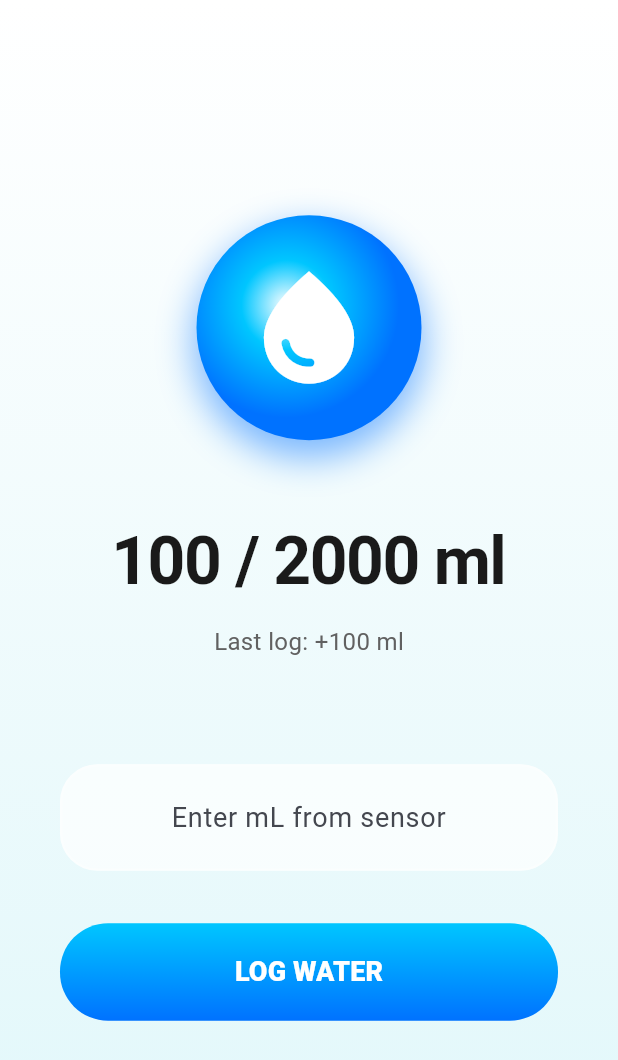
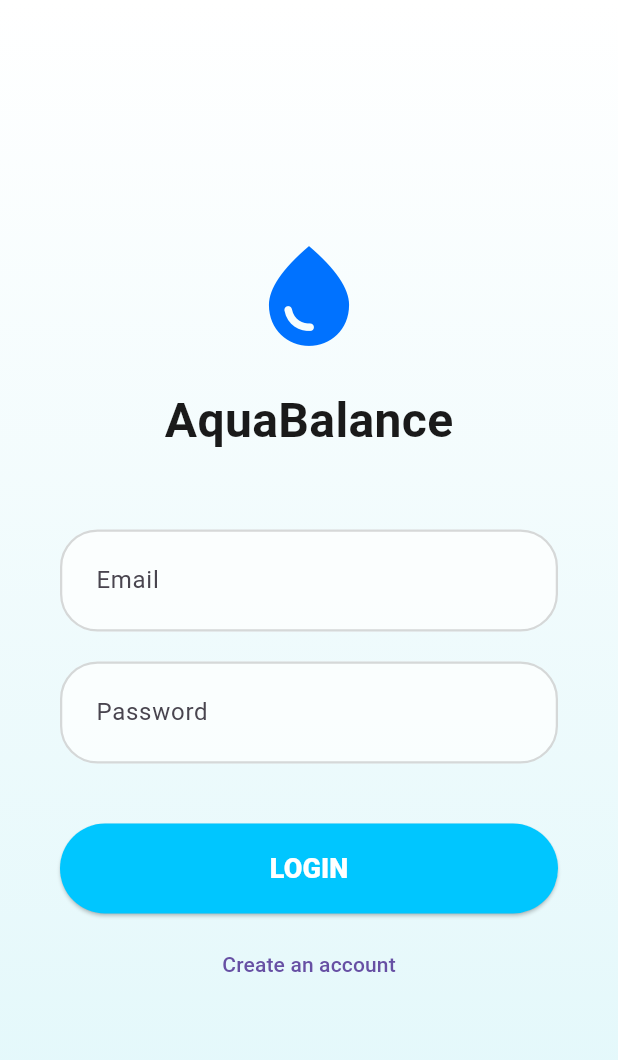
Before and after one commit to olyaoes/IoT-flutter-labs, a Flutter app: the screen it shows after launch, on a phone screen of 412 x 824 dp. Shown: the top 1060 px of the screen. Run offline on Flutter 3.47's test engine with Material 3 defaults, Android fonts, the phone set to English and light mode, and no system bars.

Commit message:
Refactor app structure and add new screens for login, registration, home, and profile

```diff
--- a/lib/main.dart
+++ b/lib/main.dart
@@ -1,216 +1,28 @@
 import 'package:flutter/material.dart';
+import 'package:lab1_water/screens/home_page.dart';
+import 'package:lab1_water/screens/login_page.dart';
+import 'package:lab1_water/screens/profile_page.dart';
+import 'package:lab1_water/screens/register_page.dart';
 
 void main() {
-  runApp(const AquaBalanceAeroApp());
+  runApp(const AquaApp());
 }
 
-class AquaBalanceAeroApp extends StatelessWidget {
-  const AquaBalanceAeroApp({super.key});
+class AquaApp extends StatelessWidget {
+  const AquaApp({super.key});
 
   @override
   Widget build(BuildContext context) {
     return MaterialApp(
       debugShowCheckedModeBanner: false,
-      title: 'AquaBalance IoT',
-      theme: ThemeData(
-        useMaterial3: true,
-        colorScheme: ColorScheme.fromSeed(
-          seedColor: const Color(0xFF007BFF),
-          surface: const Color(0xFFFFFFFF),
-        ),
-      ),
-      home: const WaterTrackerHome(),
+      title: 'AquaBalance',
+      initialRoute: '/',
+      routes: <String, WidgetBuilder>{
+        '/': (BuildContext context) => const LoginPage(),
+        '/register': (BuildContext context) => const RegisterPage(),
+        '/home': (BuildContext context) => const HomePage(),
+        '/profile': (BuildContext context) => const ProfilePage(),
+      },
     );
   }
 }
-
-class WaterTrackerHome extends StatefulWidget {
-  const WaterTrackerHome({super.key});
-
-  @override
-  State<WaterTrackerHome> createState() => _WaterTrackerHomeState();
-}
-
-class _WaterTrackerHomeState extends State<WaterTrackerHome> {
-  static const Color _aeroBlue = Color(0xFF00C6FF);
-  static const Color _mintGreen = Color(0xFF0072FF);
-  static const Color _darkSlate = Color(0xFF1A1A1A);
-
-  final TextEditingController _amountController = TextEditingController();
-  final int _dailyGoal = 2000;
-
-  int _currentWater = 100;
-  String _statusNote = 'Last log: +100 ml';
-
-  void _handleDataInput() {
-    setState(() {
-      final String rawInput = _amountController.text.trim();
-
-      if (rawInput.toLowerCase() == 'avada kedavra') {
-        _currentWater = 0;
-        _statusNote = 'Magic reset! Water is gone.';
-      } else {
-        final int? parsedValue = int.tryParse(rawInput);
-        if (parsedValue != null && parsedValue > 0) {
-          _currentWater += parsedValue;
-          _statusNote = 'Added $parsedValue ml. Keep drinking!';
-        } else {
-          _statusNote = 'Error: Use a positive number.';
-        }
-      }
-      _amountController.clear();
-    });
-  }
-
-  @override
-  void dispose() {
-    _amountController.dispose();
-    super.dispose();
-  }
-
-  @override
-  Widget build(BuildContext context) {
-    return Scaffold(
-      body: DecoratedBox(
-        decoration: const BoxDecoration(
-          gradient: LinearGradient(
-            colors: <Color>[Colors.white, Color(0xFFE0F7FA)],
-            begin: Alignment.topCenter,
-            end: Alignment.bottomCenter,
-          ),
-        ),
-        child: Center(
-          child: ConstrainedBox(
-            constraints: const BoxConstraints(maxWidth: 420),
-            child: SingleChildScrollView(
-              padding: const EdgeInsets.symmetric(
-                horizontal: 40,
-                vertical: 60,
-              ),
-              child: Column(
-                mainAxisAlignment: MainAxisAlignment.center,
-                children: <Widget>[
-                  _buildGlossyIcon(),
-                  const SizedBox(height: 50),
-                  _buildProgressText(),
-                  const SizedBox(height: 10),
-                  Text(
-                    _statusNote,
-                    style: TextStyle(fontSize: 16, color: Colors.grey[700]),
-                  ),
-                  const SizedBox(height: 70),
-                  _buildInputField(),
-                  const SizedBox(height: 35),
-                  _buildLogButton(),
-                ],
-              ),
-            ),
-          ),
-        ),
-      ),
-    );
-  }
-
-  Widget _buildGlossyIcon() {
-    return DecoratedBox(
-      decoration: BoxDecoration(
-        shape: BoxShape.circle,
-        gradient: const RadialGradient(
-          colors: <Color>[Colors.white, _aeroBlue, _mintGreen],
-          stops: <double>[0, 0.4, 1],
-          center: Alignment(-0.2, -0.2),
-        ),
-        boxShadow: <BoxShadow>[
-          BoxShadow(
-            color: _mintGreen.withValues(alpha: 0.5),
-            blurRadius: 20,
-            offset: const Offset(0, 10),
-            spreadRadius: 2,
-          ),
-        ],
-      ),
-      child: const SizedBox(
-        width: 150,
-        height: 150,
-        child: Center(
-          child: Icon(
-            Icons.water_drop,
-            size: 90,
-            color: Colors.white,
-          ),
-        ),
-      ),
-    );
-  }
-
-  Widget _buildProgressText() {
-    return Text(
-      '$_currentWater / $_dailyGoal ml',
-      style: const TextStyle(
-        fontSize: 44,
-        fontWeight: FontWeight.bold,
-        color: _darkSlate,
-        letterSpacing: -1,
-      ),
-    );
-  }
-
-  Widget _buildInputField() {
-    return DecoratedBox(
-      decoration: BoxDecoration(
-        color: Colors.white.withValues(alpha: 0.7),
-        borderRadius: BorderRadius.circular(25),
-        border: Border.all(
-          color: Colors.white.withValues(alpha: 0.4),
-          width: 1.5,
-        ),
-      ),
-      child: TextField(
-        controller: _amountController,
-        textAlign: TextAlign.center,
-        style: const TextStyle(fontSize: 18),
-        decoration: const InputDecoration(
-          hintText: 'Enter mL from sensor',
-          border: InputBorder.none,
-          contentPadding: EdgeInsets.symmetric(vertical: 22),
-        ),
-        keyboardType: TextInputType.number,
-      ),
-    );
-  }
-
-  Widget _buildLogButton() {
-    return DecoratedBox(
-      decoration: BoxDecoration(
-        borderRadius: BorderRadius.circular(32),
-        gradient: const LinearGradient(
-          colors: <Color>[_aeroBlue, _mintGreen],
-          begin: Alignment.topCenter,
-          end: Alignment.bottomCenter,
-        ),
-      ),
-      child: SizedBox(
-        width: double.infinity,
-        height: 65,
-        child: ElevatedButton(
-          onPressed: _handleDataInput,
-          style: ElevatedButton.styleFrom(
-            backgroundColor: Colors.transparent,
-            foregroundColor: Colors.white,
-            shadowColor: Colors.transparent,
-            shape: RoundedRectangleBorder(
-              borderRadius: BorderRadius.circular(32),
-            ),
-          ),
-          child: const Text(
-            'LOG WATER',
-            style: TextStyle(
-              fontSize: 18,
-              fontWeight: FontWeight.w900,
-            ),
-          ),
-        ),
-      ),
-    );
-  }
-}
--- /dev/null
+++ b/lib/screens/login_page.dart
@@ -0,0 +1,68 @@
+import 'package:flutter/material.dart';
+import 'package:lab1_water/widgets/app_button.dart';
+import 'package:lab1_water/widgets/app_input.dart';
+
+class LoginPage extends StatelessWidget {
+  const LoginPage({super.key});
+
+  @override
+  Widget build(BuildContext context) {
+    final size = MediaQuery.sizeOf(context);
+
+    return Scaffold(
+      body: DecoratedBox(
+        decoration: const BoxDecoration(
+          gradient: LinearGradient(
+            colors: <Color>[Colors.white, Color(0xFFE0F7FA)],
+            begin: Alignment.topCenter,
+            end: Alignment.bottomCenter,
+          ),
+        ),
+        child: Center(
+          child: ConstrainedBox(
+            constraints: const BoxConstraints(maxWidth: 420),
+            child: SingleChildScrollView(
+              padding: const EdgeInsets.symmetric(horizontal: 40),
+              child: Column(
+                mainAxisAlignment: MainAxisAlignment.center,
+                children: <Widget>[
+                  Icon(
+                    Icons.water_drop,
+                    size: size.width > 600 ? 120 : 80,
+                    color: const Color(0xFF0072FF),
+                  ),
+                  const SizedBox(height: 20),
+                  const Text(
+                    'AquaBalance',
+                    style: TextStyle(
+                      fontSize: 32,
+                      fontWeight: FontWeight.bold,
+                      color: Color(0xFF1A1A1A),
+                    ),
+                  ),
+                  const SizedBox(height: 50),
+                  const AppInput(hint: 'Email'),
+                  const AppInput(hint: 'Password', isPass: true),
+                  const SizedBox(height: 20),
+                  AppButton(
+                    text: 'LOGIN',
+                    onPress: () {
+                      Navigator.pushReplacementNamed(context, '/home');
+                    },
+                  ),
+                  const SizedBox(height: 10),
+                  TextButton(
+                    onPressed: () {
+                      Navigator.pushNamed(context, '/register');
+                    },
+                    child: const Text('Create an account'),
+                  ),
+                ],
+              ),
+            ),
+          ),
+        ),
+      ),
+    );
+  }
+}
--- /dev/null
+++ b/lib/widgets/app_button.dart
@@ -0,0 +1,37 @@
+import 'package:flutter/material.dart';
+
+class AppButton extends StatelessWidget {
+  const AppButton({
+    required this.text,
+    required this.onPress,
+    super.key,
+  });
+
+  final String text;
+  final VoidCallback onPress;
+
+  @override
+  Widget build(BuildContext context) {
+    return SizedBox(
+      width: double.infinity,
+      height: 60,
+      child: ElevatedButton(
+        onPressed: onPress,
+        style: ElevatedButton.styleFrom(
+          backgroundColor: const Color(0xFF00C6FF),
+          foregroundColor: Colors.white,
+          shape: RoundedRectangleBorder(
+            borderRadius: BorderRadius.circular(32),
+          ),
+        ),
+        child: Text(
+          text,
+          style: const TextStyle(
+            fontSize: 18,
+            fontWeight: FontWeight.w900,
+          ),
+        ),
+      ),
+    );
+  }
+}
--- /dev/null
+++ b/lib/widgets/app_input.dart
@@ -0,0 +1,46 @@
+import 'package:flutter/material.dart';
+
+class AppInput extends StatelessWidget {
+  const AppInput({
+    required this.hint,
+    this.isPass = false,
+    super.key,
+  });
+
+  final String hint;
+  final bool isPass;
+
+  @override
+  Widget build(BuildContext context) {
+    return Padding(
+      padding: const EdgeInsets.only(bottom: 20),
+      child: TextField(
+        obscureText: isPass,
+        style: const TextStyle(fontSize: 16),
+        decoration: InputDecoration(
+          hintText: hint,
+          filled: true,
+          fillColor: Colors.white.withValues(alpha: 0.7),
+          contentPadding: const EdgeInsets.symmetric(
+            vertical: 22,
+            horizontal: 20,
+          ),
+          border: OutlineInputBorder(
+            borderRadius: BorderRadius.circular(25),
+            borderSide: BorderSide(
+              color: Colors.grey.withValues(alpha: 0.4),
+              width: 1.5,
+            ),
+          ),
+          enabledBorder: OutlineInputBorder(
+            borderRadius: BorderRadius.circular(25),
+            borderSide: BorderSide(
+              color: Colors.grey.withValues(alpha: 0.4),
+              width: 1.5,
+            ),
+          ),
+        ),
+      ),
+    );
+  }
+}
```
Also changed, not shown: lib/screens/home_page.dart (added, +73 -0 lines), lib/screens/profile_page.dart (added, +59 -0 lines), lib/screens/register_page.dart (added, +51 -0 lines), pubspec.yaml (line endings or trailing spaces), 56 other files.
